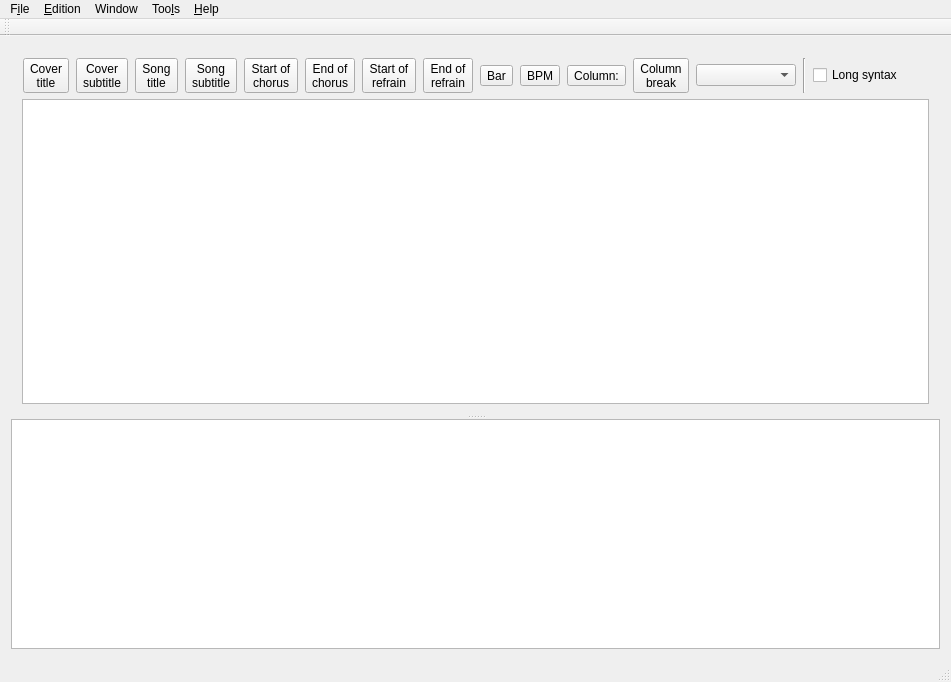
This is ui/mainwindow.ui in jpcima/chordv as Qt 5 draws it before an edit. The edited form follows.
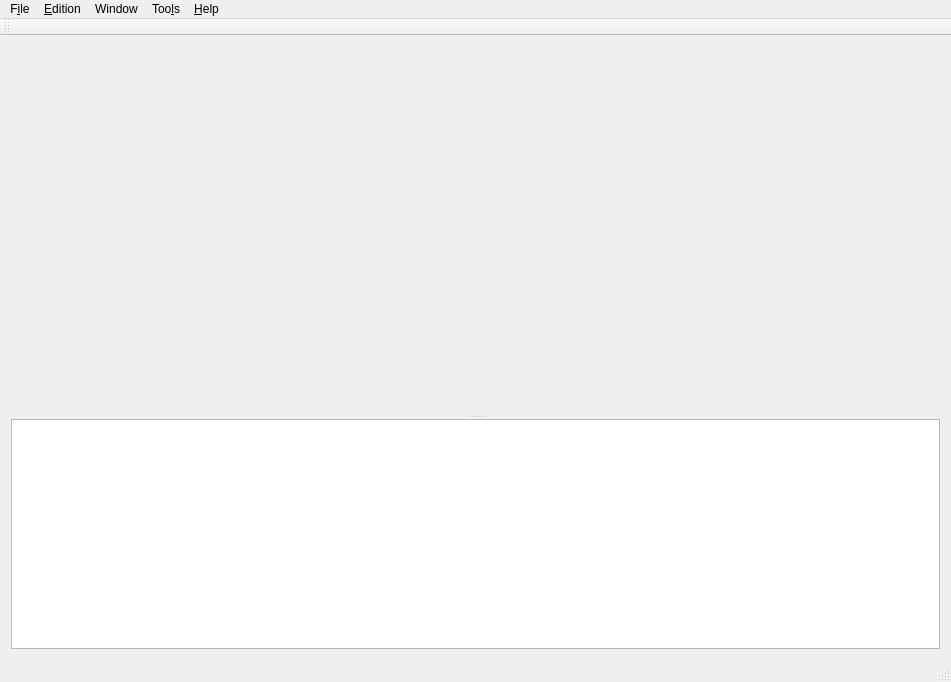
This is the edited form. Icons and pictures are not drawn. Custom widgets are drawn as their Qt base class.

What changed in the file:
```diff
--- a/ui/mainwindow.ui
+++ b/ui/mainwindow.ui
@@ -18,7 +18,7 @@
     <normaloff>:/Image/Images/icon.png</normaloff>:/Image/Images/icon.png</iconset>
   </property>
   <widget class="QWidget" name="centralWidget">
-   <layout class="QHBoxLayout" name="horizontalLayout_6">
+   <layout class="QVBoxLayout" name="verticalLayout_7">
     <item>
      <widget class="QSplitter" name="splitter">
       <property name="orientation">
@@ -29,179 +29,9 @@
         <number>0</number>
        </property>
        <widget class="QWidget" name="page">
-        <layout class="QVBoxLayout" name="verticalLayout">
+        <layout class="QHBoxLayout" name="horizontalLayout_14">
          <item>
-          <layout class="QVBoxLayout" name="verticalLayout_7">
-           <item>
-            <layout class="QHBoxLayout" name="horizontalLayout_8">
-             <item>
-              <widget class="QToolButton" name="toolButtonCT">
-               <property name="toolTip">
-                <string>Cover Title</string>
-               </property>
-               <property name="text">
-                <string>Cover 
-title</string>
-               </property>
-              </widget>
-             </item>
-             <item>
-              <widget class="QToolButton" name="toolButtonCS">
-               <property name="toolTip">
-                <string>Cover Subtitle</string>
-               </property>
-               <property name="text">
-                <string>Cover
-subtitle</string>
-               </property>
-              </widget>
-             </item>
-             <item>
-              <widget class="QToolButton" name="toolButtonT">
-               <property name="toolTip">
-                <string>Song Title</string>
-               </property>
-               <property name="text">
-                <string>Song 
-title</string>
-               </property>
-              </widget>
-             </item>
-             <item>
-              <widget class="QToolButton" name="toolButtonST">
-               <property name="toolTip">
-                <string>Song Sub Titile</string>
-               </property>
-               <property name="text">
-                <string>Song
-subtitle</string>
-               </property>
-              </widget>
-             </item>
-             <item>
-              <widget class="QToolButton" name="toolButtonSOC">
-               <property name="toolTip">
-                <string>Start of chorus</string>
-               </property>
-               <property name="text">
-                <string>Start of
-chorus</string>
-               </property>
-              </widget>
-             </item>
-             <item>
-              <widget class="QToolButton" name="toolButtonEOC">
-               <property name="toolTip">
-                <string>End of chorus</string>
-               </property>
-               <property name="text">
-                <string>End of
-chorus</string>
-               </property>
-              </widget>
-             </item>
-             <item>
-              <widget class="QToolButton" name="toolButtonSOR">
-               <property name="toolTip">
-                <string>Refrain</string>
-               </property>
-               <property name="text">
-                <string>Start of 
-refrain</string>
-               </property>
-              </widget>
-             </item>
-             <item>
-              <widget class="QToolButton" name="toolButtonEOR">
-               <property name="toolTip">
-                <string>Refrain</string>
-               </property>
-               <property name="text">
-                <string>End of 
-refrain</string>
-               </property>
-              </widget>
-             </item>
-             <item>
-              <widget class="QToolButton" name="toolButtonBar">
-               <property name="toolTip">
-                <string>4/4 3/4 ...</string>
-               </property>
-               <property name="text">
-                <string>Bar</string>
-               </property>
-              </widget>
-             </item>
-             <item>
-              <widget class="QToolButton" name="toolButtonBPM">
-               <property name="toolTip">
-                <string>Beat per minute</string>
-               </property>
-               <property name="text">
-                <string>BPM</string>
-               </property>
-              </widget>
-             </item>
-             <item>
-              <widget class="QToolButton" name="toolButtonCol">
-               <property name="toolTip">
-                <string>Column number for this song</string>
-               </property>
-               <property name="text">
-                <string>Column:</string>
-               </property>
-              </widget>
-             </item>
-             <item>
-              <widget class="QToolButton" name="toolButtonCB">
-               <property name="toolTip">
-                <string>Column break</string>
-               </property>
-               <property name="text">
-                <string>Column
-break</string>
-               </property>
-              </widget>
-             </item>
-             <item>
-              <widget class="QComboBox" name="comboBoxEdit">
-               <property name="maximumSize">
-                <size>
-                 <width>100</width>
-                 <height>16777215</height>
-                </size>
-               </property>
-              </widget>
-             </item>
-             <item>
-              <widget class="Line" name="line">
-               <property name="orientation">
-                <enum>Qt::Vertical</enum>
-               </property>
-              </widget>
-             </item>
-             <item>
-              <widget class="QCheckBox" name="checkBoxLongShort">
-               <property name="maximumSize">
-                <size>
-                 <width>100</width>
-                 <height>16777215</height>
-                </size>
-               </property>
-               <property name="toolTip">
-                <string>Long/Short notation in text</string>
-               </property>
-               <property name="text">
-                <string>Long syntax</string>
-               </property>
-              </widget>
-             </item>
-            </layout>
-           </item>
-           <item>
-            <widget class="TextEdit" name="textEditCho3File"/>
-           </item>
-          </layout>
+          <widget class="FormEditor" name="textEditCho3File" native="true"/>
          </item>
         </layout>
        </widget>
@@ -890,9 +720,10 @@
    <header>logmessages.h</header>
   </customwidget>
   <customwidget>
-   <class>TextEdit</class>
-   <extends>QTextEdit</extends>
-   <header>textedit.h</header>
+   <class>FormEditor</class>
+   <extends>QWidget</extends>
+   <header>formeditor.h</header>
+   <container>1</container>
   </customwidget>
  </customwidgets>
  <resources>
```
